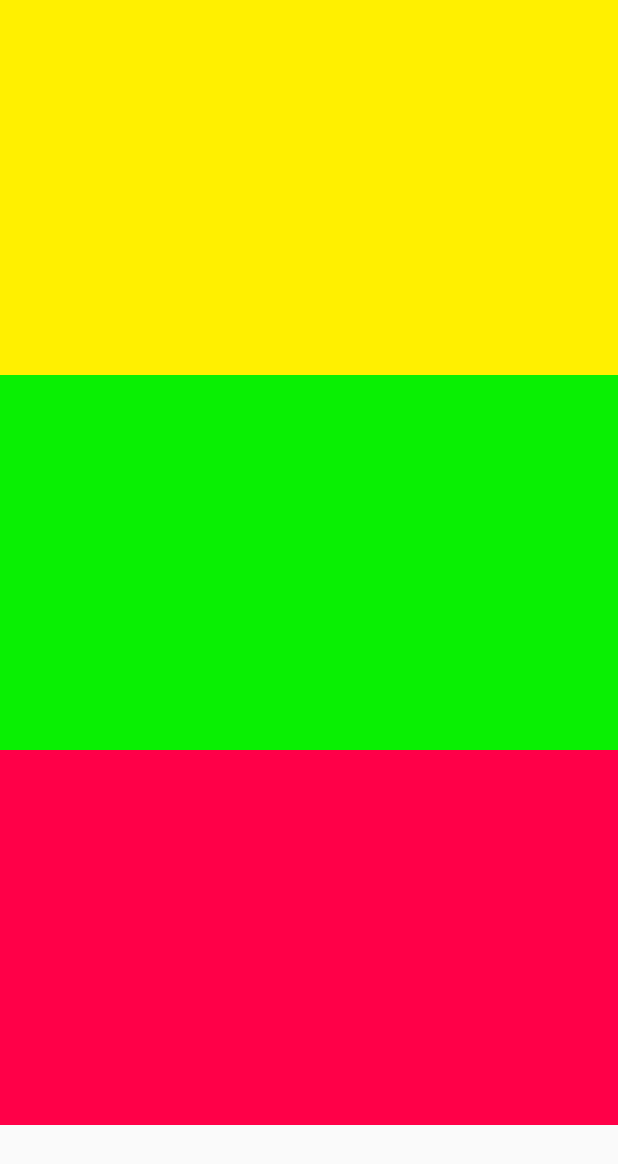
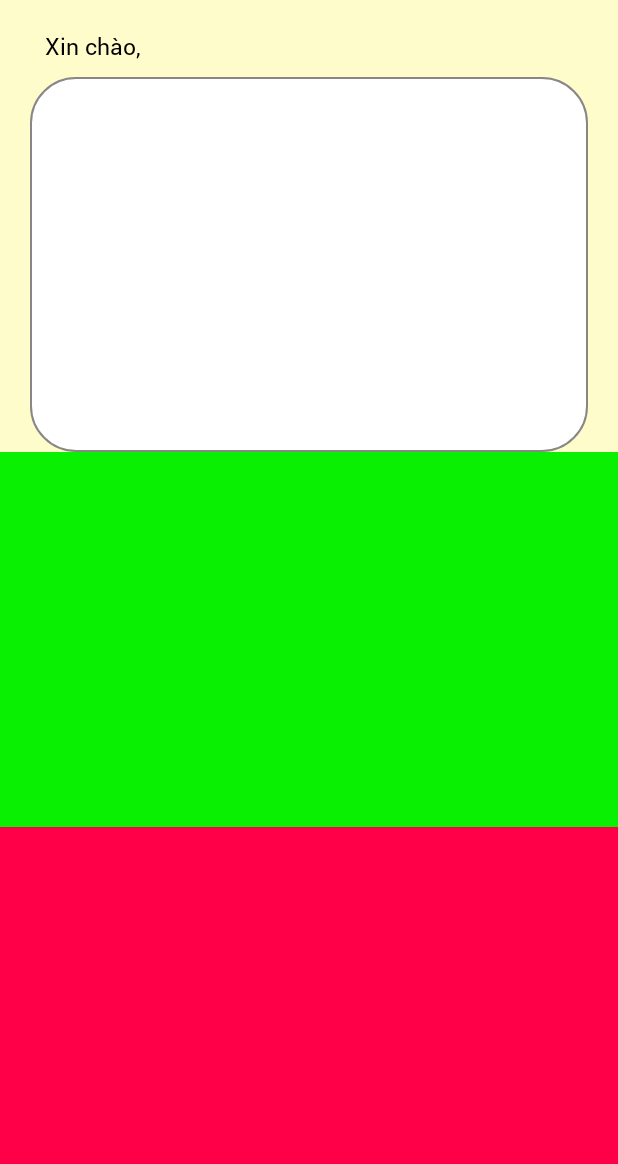
Before and after one commit to HarryNguyen99/Android005, an Android app: the screen it shows after launch (HomeActivity), on a phone screen of 412 x 824 dp. Shown: the top 1164 px of the screen. Run offline under Robolectric (Android 15) with nearby library versions, the phone set to English and light mode, and no system bars.

Commit message:
màn home v1

```diff
--- a/SOURCE/app/src/main/res/layout/activity_home.xml
+++ b/SOURCE/app/src/main/res/layout/activity_home.xml
@@ -1,20 +1,41 @@
-<RelativeLayout xmlns:android="http://schemas.android.com/apk/res/android"
+<LinearLayout xmlns:android="http://schemas.android.com/apk/res/android"
     android:layout_width="match_parent"
-    android:layout_height="match_parent">
+    android:layout_height="match_parent"
+    android:background="#fffccc"
+    android:orientation="vertical">
+
+    <LinearLayout
+        android:layout_width="match_parent"
+        android:layout_height="wrap_content"
+        android:layout_marginTop="20dp"
+        android:layout_marginHorizontal="30dp">
+
+        <TextView
+            android:id="@+id/tv_xin_chao"
+            android:layout_width="wrap_content"
+            android:layout_height="wrap_content"
+            android:text="Xin chào, "
+            android:fontFamily="@font/roboto_regular"
+            android:textSize="15sp"
+            android:textColor="#000"/>
+
+    </LinearLayout>
+
     <ScrollView android:layout_width="match_parent"
         android:layout_height="match_parent"
+        android:layout_marginTop="10dp"
         xmlns:android="http://schemas.android.com/apk/res/android">
 
         <LinearLayout
             android:layout_width="match_parent"
-            android:layout_height="1000dp"
-            android:background="#fff000"
+            android:layout_height="wrap_content"
             android:orientation="vertical">
 
             <LinearLayout
                 android:layout_width="match_parent"
                 android:layout_height="250dp"
-                android:background="#fff000">
+                android:background="@drawable/gray_round_login"
+                android:layout_marginHorizontal="20dp">
             </LinearLayout>
 
             <LinearLayout
@@ -25,13 +46,12 @@
 
             <LinearLayout
                 android:layout_width="match_parent"
-                android:layout_height="250dp"
-                android:background="#FF0048">
-            </LinearLayout>
+                android:layout_height="500dp"
+                android:background="#FF0048"></LinearLayout>
 
 
 
         </LinearLayout>
 
     </ScrollView>
-</RelativeLayout>
+</LinearLayout>
```
